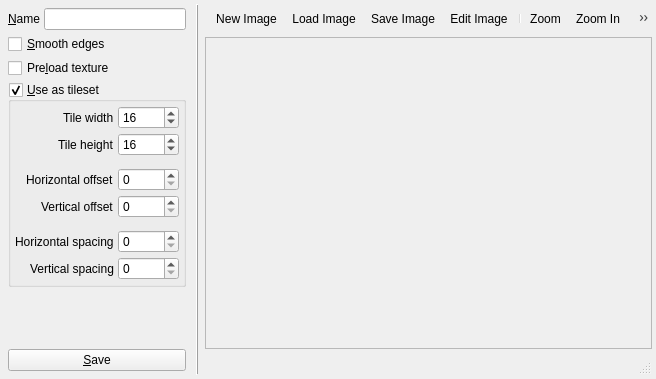
Above: Editors/BackgroundEditor.ui from enigma-dev/RadialGM before the change. Below: the same form after it.
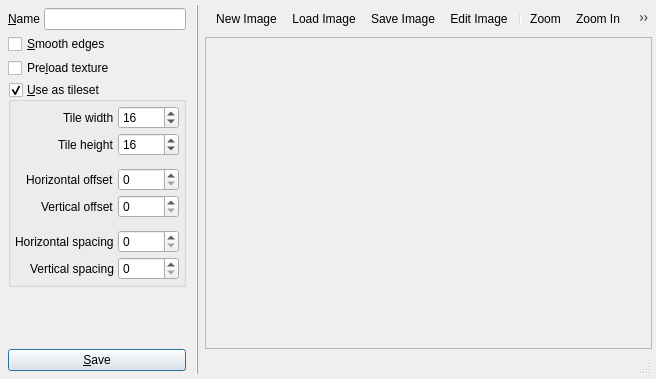
That is the form after the change. Icons and pictures are not drawn. Custom widgets are drawn as their Qt base class.

Commit message: make save buttons default

```diff
--- a/Editors/BackgroundEditor.ui
+++ b/Editors/BackgroundEditor.ui
@@ -354,6 +354,9 @@
         <iconset resource="../images.qrc">
          <normaloff>:/actions/accept.png</normaloff>:/actions/accept.png</iconset>
        </property>
+       <property name="default">
+        <bool>true</bool>
+       </property>
       </widget>
      </item>
     </layout>
```
The commit also changes 1 other file.
